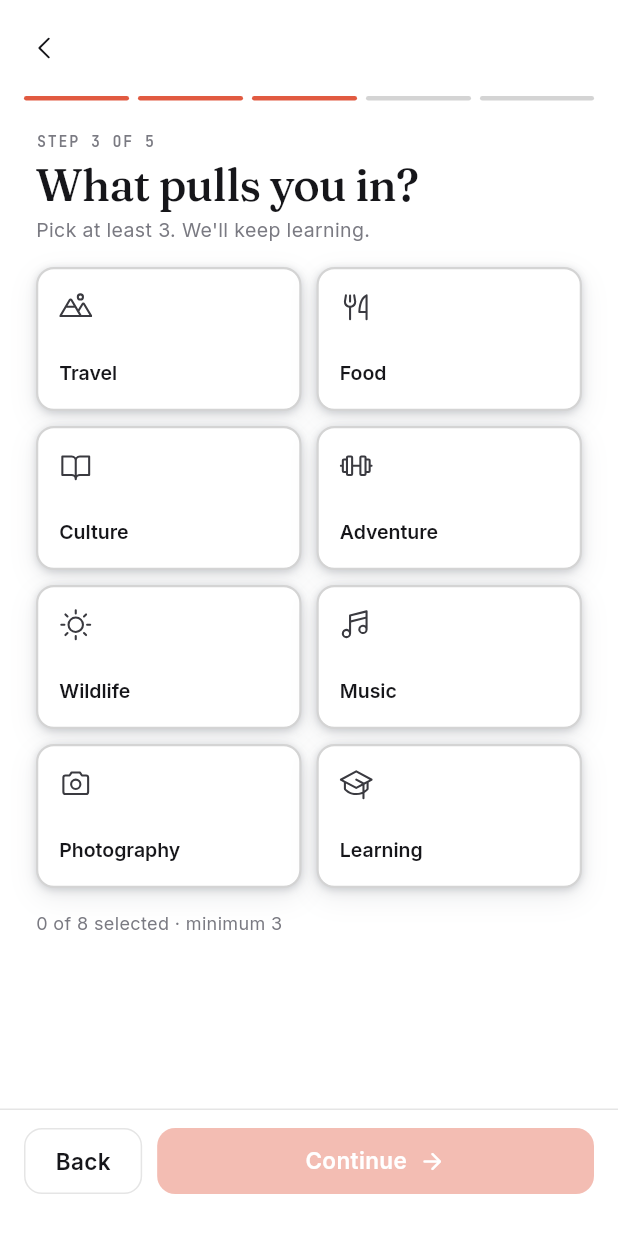
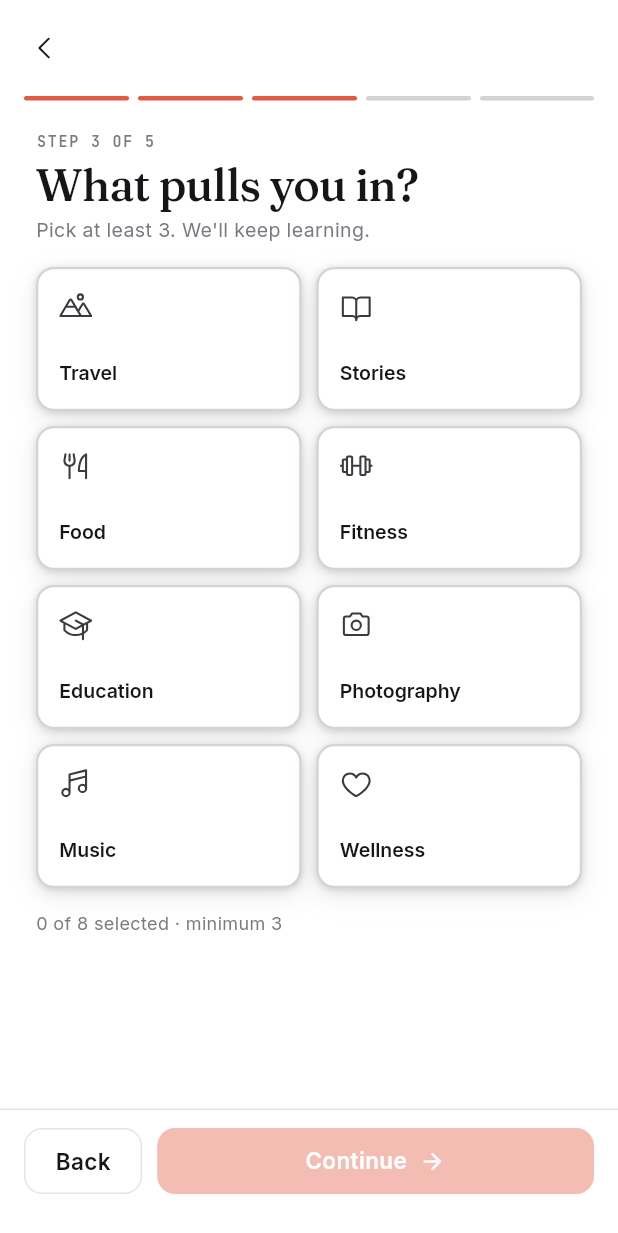
Before and after one commit to Rohitbhakare/creatorhub, a Flutter app: the VerticalPickerScreen screen opened by its route, on a phone screen of 412 x 824 dp. Shown: the top 1233 px of the screen. Run offline on Flutter 3.47's test engine with Material 3 defaults, Android fonts, the phone set to English and light mode, and no system bars; our stand-ins replace cached_network_image, dio, firebase_auth, firebase_core, firebase_messaging, firebase_storage and 12 more; missing offline and left inert: razorpay_flutter; accounts and stored records are empty; network calls fail.

Commit message:
fix(mobile): align vertical slugs with API whitelist to end onboarding loop
Verticals screen offered culture/adventure/wildlife/learning — none of
which are in the API's VERTICALS whitelist. The validator silently
dropped them, reducing selections below the 3-minimum and 422-ing
/onboarding/complete. Router then looped the user back to
/onboarding/profile because onboarding_completed_at stayed null.

Slug list now matches packages/shared/src/constants (travel, stories,
food, fitness, education, photography, music, wellness). Celebration
screen logs API failures in debug so future divergences surface.

Co-Authored-By: Claude Opus 4.7 <noreply@anthropic.com>

```diff
--- a/apps/mobile/lib/features/onboarding/screens/vertical_picker_screen.dart
+++ b/apps/mobile/lib/features/onboarding/screens/vertical_picker_screen.dart
@@ -24,15 +24,18 @@ class VerticalPickerScreen extends ConsumerStatefulWidget {
 }
 
 class _VerticalPickerScreenState extends ConsumerState<VerticalPickerScreen> {
+  // Slugs must match `VERTICALS` in packages/shared/src/constants/index.ts.
+  // Divergence here means the API drops unknown slugs and 422s with "At
+  // least 3 verticals required" — which traps users in the onboarding loop.
   final _cats = const <_Cat>[
     _Cat('travel', 'Travel', _mountains),
+    _Cat('stories', 'Stories', _bookOpen),
     _Cat('food', 'Food', _forkKnife),
-    _Cat('culture', 'Culture', _bookOpen),
-    _Cat('adventure', 'Adventure', _barbell),
-    _Cat('wildlife', 'Wildlife', _sun),
+    _Cat('fitness', 'Fitness', _barbell),
+    _Cat('education', 'Education', _graduationCap),
+    _Cat('photography', 'Photography', _camera),
     _Cat('music', 'Music', _musicNotes),
-    _Cat('photography', 'Photography', _camera),
-    _Cat('learning', 'Learning', _graduationCap),
+    _Cat('wellness', 'Wellness', _heart),
   ];
 
   final Set<String> _selected = {};
@@ -216,10 +219,10 @@ IconData _mountains() => PhosphorIcons.mountains();
 IconData _forkKnife() => PhosphorIcons.forkKnife();
 IconData _bookOpen() => PhosphorIcons.bookOpen();
 IconData _barbell() => PhosphorIcons.barbell();
-IconData _sun() => PhosphorIcons.sun();
 IconData _musicNotes() => PhosphorIcons.musicNotes();
 IconData _camera() => PhosphorIcons.camera();
 IconData _graduationCap() => PhosphorIcons.graduationCap();
+IconData _heart() => PhosphorIcons.heart();
 
 class _Tile extends StatelessWidget {
   final _Cat cat;
```
Also changed, not shown: apps/mobile/lib/features/onboarding/screens/celebration_screen.dart (+26 -8 lines), 1 other file.
